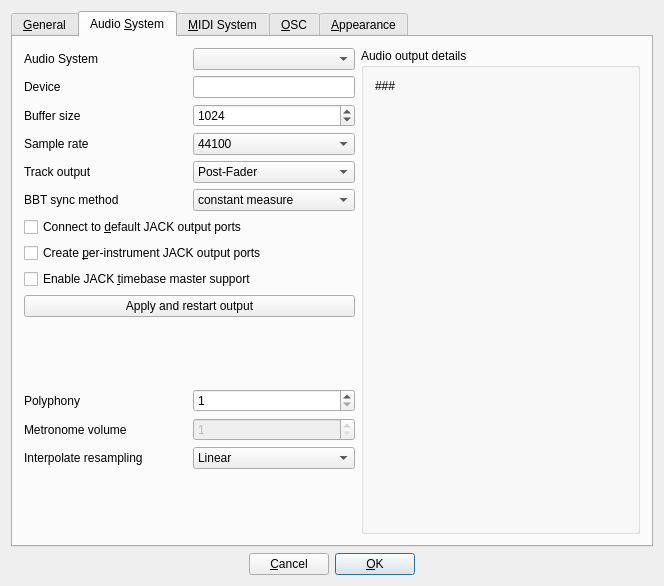
This is src/gui/src/PreferencesDialog_UI.ui in hydrogen-music/hydrogen as Qt 5 draws it before an edit. The edited form follows.
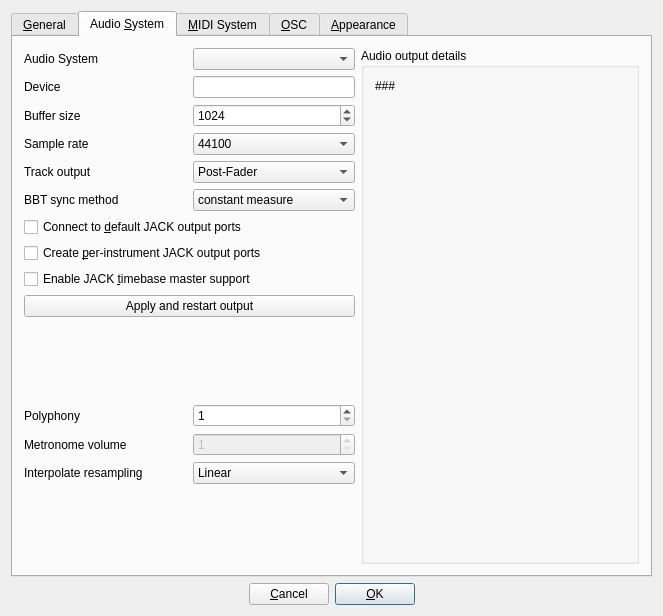
This is the edited form. The open tabs and pages were chosen to show the change. Custom widgets are drawn as their Qt base class.

Diff of the .ui file:
```diff
--- a/src/gui/src/PreferencesDialog_UI.ui
+++ b/src/gui/src/PreferencesDialog_UI.ui
@@ -6,8 +6,8 @@
    <rect>
     <x>0</x>
     <y>0</y>
-    <width>664</width>
-    <height>586</height>
+    <width>663</width>
+    <height>616</height>
    </rect>
   </property>
   <layout class="QVBoxLayout" name="verticalLayout_4">
@@ -597,6 +597,12 @@
          <layout class="QVBoxLayout">
           <item>
            <widget class="QLabel" name="driverInfoLbl">
+            <property name="minimumSize">
+             <size>
+              <width>220</width>
+              <height>0</height>
+             </size>
+            </property>
             <property name="text">
              <string>###</string>
             </property>
```
